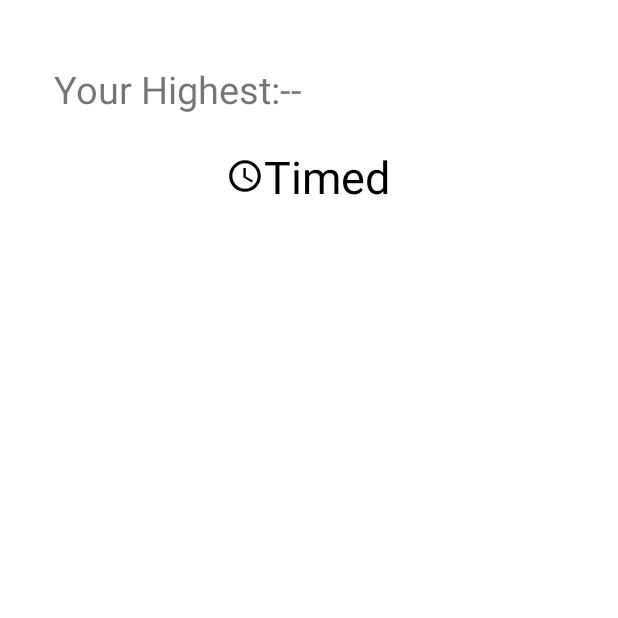
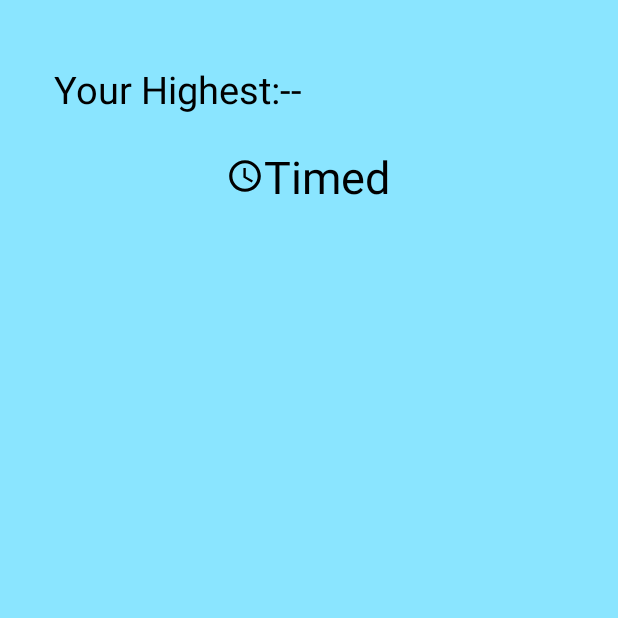
Before and after one commit to Roshan-1710/Bored, an Android app: the Leaderboard screen opened directly, with no data from a screen before it, after a tap on "Timed", on a phone screen of 412 x 824 dp, the top half of it. Run offline under Robolectric (Android 15) with nearby library versions, the phone set to English and light mode, and no system bars; our stand-ins replace Firebase (no records; nobody signed in at launch, a user with empty details on screens opened directly); 1 statement that could not run was skipped.

Commit message:
--global Roshan-1710

```diff
--- a/app/src/main/AndroidManifest.xml
+++ b/app/src/main/AndroidManifest.xml
@@ -9,7 +9,7 @@
         android:fullBackupContent="@xml/backup_rules"
         android:icon="@drawable/ic_baseline_scatter_plot_24"
         android:label="@string/app_name"
-        android:roundIcon="@mipmap/ic_launcher_round"
+        android:roundIcon="@drawable/ic_baseline_scatter_plot_24"
         android:supportsRtl="true"
         android:theme="@style/Theme.ProjectSem5"
         tools:targetApi="31">
--- a/app/src/main/java/com/example/projectsem5/GameScreen.java
+++ b/app/src/main/java/com/example/projectsem5/GameScreen.java
@@ -76,6 +76,7 @@ FirebaseUser user= auth.getCurrentUser();
         cloud2=(ImageView) findViewById(R.id.imageView2);
         cloud3=(ImageView) findViewById(R.id.imageView3);
         ground=(ImageView) findViewById(R.id.gameground);
+        back.setBackgroundColor(getResources().getColor(R.color.skyblue));
 
         SharedPreferences sp = getApplicationContext().getSharedPreferences("myUserPrefs", Context.MODE_PRIVATE);
         String th = sp.getString("theme", "");
@@ -242,7 +243,7 @@ FirebaseUser user= auth.getCurrentUser();
                 tym=time.getText().toString();
                 String nt=tym;
                 String limsc=score.getText().toString();
-                if (New != null) {
+                if (New != null || scr != null) {
                     Integer x = new Integer(Integer.parseInt(scr));
                     if (new Integer(Integer.parseInt(limsc)) > x) {
                         scr = limsc;
@@ -256,7 +257,7 @@ FirebaseUser user= auth.getCurrentUser();
                     }
                 }
                 else {
-                    limitlessLeader ll=new limitlessLeader(n,tym,scr);
+                    limitlessLeader ll=new limitlessLeader(n,tym,limsc);
                     limref.child(n).setValue(ll);
                 }
 
--- a/app/src/main/java/com/example/projectsem5/Leaderboard.java
+++ b/app/src/main/java/com/example/projectsem5/Leaderboard.java
@@ -69,6 +69,11 @@ public class Leaderboard extends AppCompatActivity {
         window.addFlags(WindowManager.LayoutParams.FLAG_DRAWS_SYSTEM_BAR_BACKGROUNDS);
         window.clearFlags(WindowManager.LayoutParams.FLAG_TRANSLUCENT_STATUS);
         window.setStatusBarColor(this.getResources().getColor(R.color.skyblue));
+        view = this.getWindow().getDecorView();
+        view.setBackgroundColor(getResources().getColor(R.color.skyblue));
+        scoretxt.setTextColor(getResources().getColor(R.color.black));
+        score.setTextColor(getResources().getColor(R.color.black));
+
         SharedPreferences sp = getApplicationContext().getSharedPreferences("myUserPrefs", Context.MODE_PRIVATE);
         String th = sp.getString("theme", "");
         if (th.equals("th1") || th.equals(null)) {
@@ -124,7 +129,7 @@ public class Leaderboard extends AppCompatActivity {
         recyclerView.setLayoutManager(manager);
         recyclerView.setHasFixedSize(true);
 
-        reference.orderByChild("score").limitToLast(10).addValueEventListener(new ValueEventListener() {
+        reference.orderByChild("score").limitToLast(15).addValueEventListener(new ValueEventListener() {
             @Override
             public void onDataChange(@NonNull DataSnapshot snapshot) {
                 for (DataSnapshot dataSnapshot : snapshot.getChildren()){
--- a/app/src/main/java/com/example/projectsem5/MainActivity.java
+++ b/app/src/main/java/com/example/projectsem5/MainActivity.java
@@ -85,9 +85,9 @@ FirebaseAuth mAuth;
                     //String n= uname.getText().toString();
                     errtxt.setVisibility(View.INVISIBLE);
                     isUser();
-                    SharedPreferences.Editor editor=sp.edit();
+                    /*SharedPreferences.Editor editor=sp.edit();
                     editor.putString("theme","th1");
-                    editor.commit();
+                    editor.commit();*/
                 }
 
             }
--- a/app/src/main/java/com/example/projectsem5/Profile.java
+++ b/app/src/main/java/com/example/projectsem5/Profile.java
@@ -102,6 +102,8 @@ public View view;
         lnameEdtBtn.setVisibility(View.INVISIBLE);
         emailEdtBtn.setVisibility(View.INVISIBLE);
         passEdtBtn.setVisibility(View.INVISIBLE);
+        view = this.getWindow().getDecorView();
+        view.setBackgroundColor(getResources().getColor(R.color.white));
 
         SharedPreferences sp = getApplicationContext().getSharedPreferences("myUserPrefs", Context.MODE_PRIVATE);
         String th = sp.getString("theme", "");
```
Also changed, not shown: app/src/main/java/com/example/projectsem5/HomePage.java (+18 -1 lines), app/src/main/java/com/example/projectsem5/popUp.java (+8 -0 lines).
